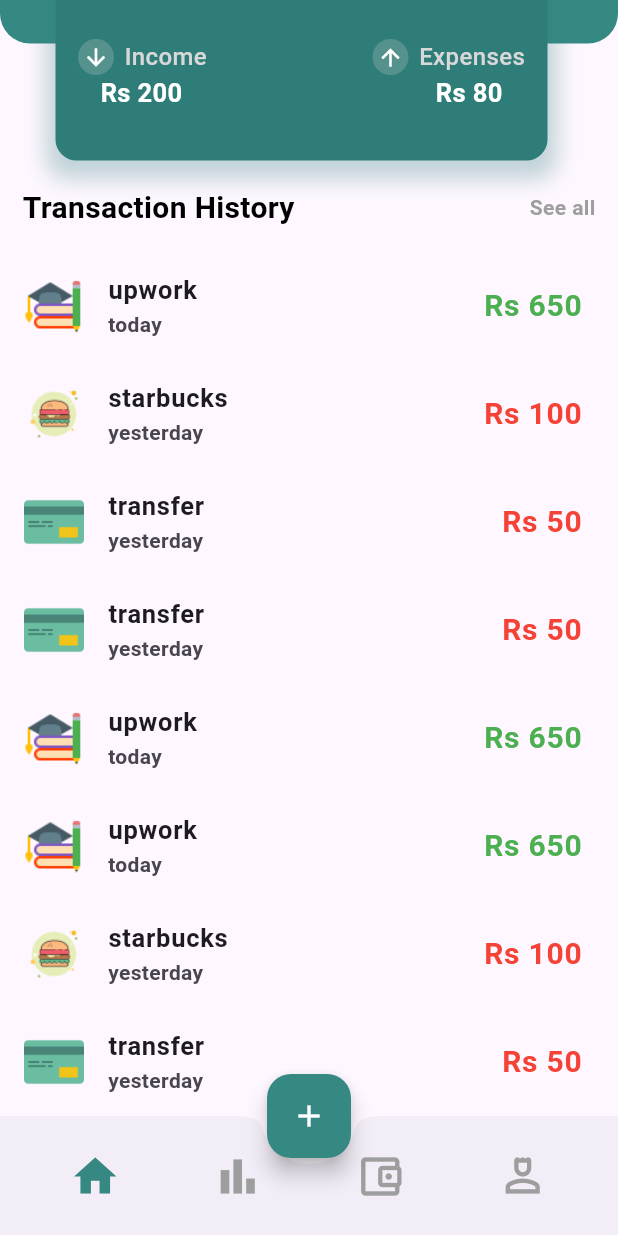
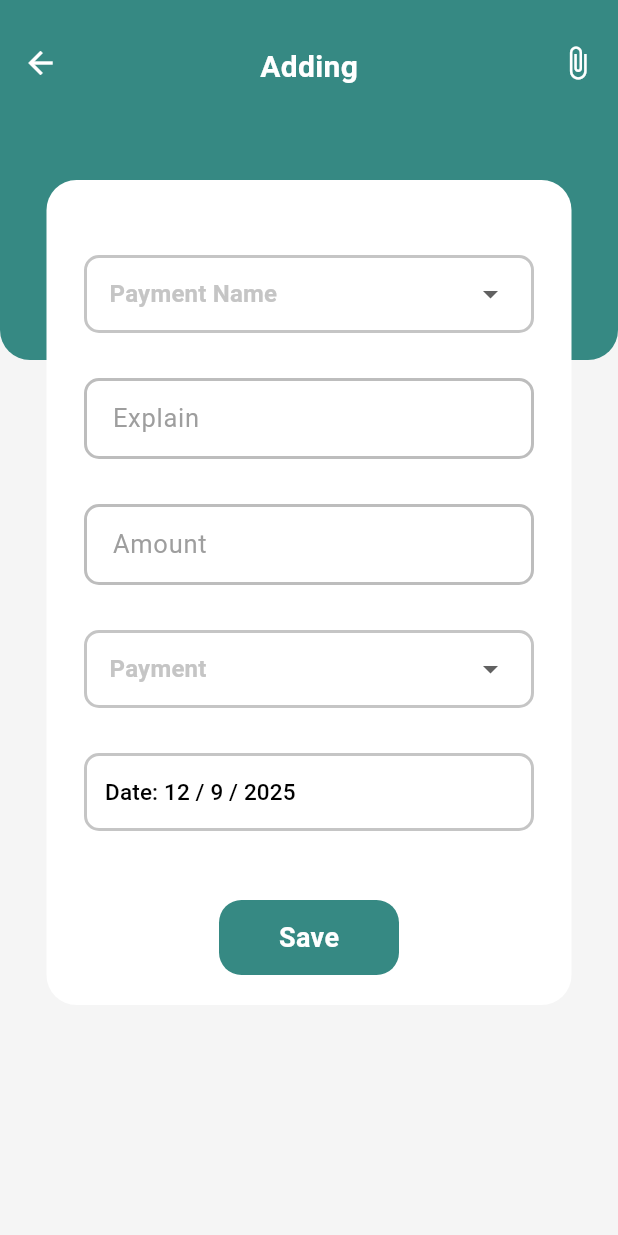
Before and after one commit to Omkharade318/Finance_Management_App, a Flutter app: the screen it shows after launch, scrolled down 211 dp, after a tap on the "add" icon, on a phone screen of 412 x 824 dp. Run offline on Flutter 3.47's test engine with Material 3 defaults, Android fonts, the phone set to English and light mode, and no system bars; our stand-ins replace syncfusion_flutter_charts.

Commit message:
completed the add data UI

```diff
--- a/lib/data/list_data.dart
+++ b/lib/data/list_data.dart
@@ -1,4 +1,3 @@
-
 import 'package:finance/data/money_manage.dart';
 
 List<money> getter(){
@@ -12,7 +11,7 @@ List<money> getter(){
   money starbucks = money();
   starbucks.buy = true;
   starbucks.fee = 'Rs 100';
-  starbucks.image = 'food.png';
+  starbucks.image = 'Food.png';
   starbucks.name = 'starbucks';
   starbucks.time = 'yesterday';
 
--- a/lib/data/top.dart
+++ b/lib/data/top.dart
@@ -11,7 +11,7 @@ List<money> getterTop() {
   money starbucks = money();
   starbucks.buy = true;
   starbucks.fee = '- Rs 100';
-  starbucks.image = 'food.png';
+  starbucks.image = 'Food.png';
   starbucks.name = 'starbucks';
   starbucks.time = 'yesterday';
 
--- /dev/null
+++ b/lib/screens/add.dart
@@ -0,0 +1,388 @@
+import 'package:flutter/material.dart';
+
+class AddScreen extends StatefulWidget {
+  const AddScreen({super.key});
+
+  @override
+  State<AddScreen> createState() => _AddScreenState();
+}
+
+class _AddScreenState extends State<AddScreen> {
+  final TextEditingController _amount = TextEditingController();
+  final TextEditingController _explain = TextEditingController();
+
+  DateTime date = DateTime.now();
+
+  FocusNode ex = FocusNode();
+  FocusNode amount = FocusNode();
+
+  String? selectedItem;
+  String? selectedItem2;
+
+  final List<String> _item = [
+    'Food',
+    'Education',
+    'Transfer',
+    'Transportation',
+  ];
+
+  final List<String> _item2 = [
+    "Income",
+    "Expense",
+  ];
+
+  @override
+  void initState() {
+    super.initState();
+    ex.addListener(() {
+      setState(() {});
+    });
+
+    amount.addListener(() {
+      setState(() {});
+    });
+  }
+
+  @override
+  Widget build(BuildContext context) {
+    return Scaffold(
+      backgroundColor: Colors.grey.shade100,
+      body: SafeArea(
+        child: Stack(
+          alignment: Alignment.center,
+          children: [
+            backgroundContainer(context),
+
+            Positioned(top: 120, child: mainContainer()),
+          ],
+        ),
+      ),
+    );
+  }
+
+  Container mainContainer() {
+    return Container(
+      decoration: BoxDecoration(
+        borderRadius: BorderRadius.circular(20),
+        color: Colors.white,
+      ),
+      height: 550,
+      width: 350,
+      child: Column(
+        children: [
+          SizedBox(height: 50),
+          categoryDropdown(),
+
+          SizedBox(height: 30),
+          explainField(),
+
+          SizedBox(height: 30),
+          amountField(),
+
+          SizedBox(height: 30),
+          paymentCategory(),
+
+          SizedBox(height: 30),
+          dateTime(),
+
+          Spacer(),
+          save(),
+
+          SizedBox(height: 20)
+
+        ],
+      ),
+    );
+  }
+
+  GestureDetector save(){
+    return GestureDetector(
+      onTap: (){
+
+      },
+      child: Container(
+        alignment: Alignment.center,
+        decoration: BoxDecoration(
+            borderRadius: BorderRadius.circular(15),
+            color: Color(0xFF368983)
+        ),
+        width: 120,
+        height: 50,
+        child: Text(
+          "Save",
+          style: TextStyle(
+              fontWeight: FontWeight.w600,
+              color: Colors.white,
+              fontSize: 18
+          ),
+        ),
+      ),
+    );
+  }
+
+  Widget dateTime(){
+    return  Container(
+      alignment: Alignment.bottomLeft,
+      decoration: BoxDecoration(
+          borderRadius: BorderRadius.circular(10),
+          border: Border.all(width: 2, color: Color(0xffC5C5C5))
+      ),
+      width: 300,
+      child: TextButton(
+          onPressed: () async{
+            DateTime? newDate = await showDatePicker(
+                context: context,
+                initialDate: date,
+                firstDate: DateTime(2024),
+                lastDate: DateTime(2100)
+            );
+
+            if (newDate == null) return;
+            setState(() {
+              date = newDate;
+            });
+          },
+          child: Text(
+            "Date: ${date.day} / ${date.month} / ${date.year}",
+            style: TextStyle(
+                fontSize: 15,
+                color: Colors.black
+            ),
+          )
+      ),
+    );
+  }
+  Padding paymentCategory(){
+    return Padding(
+      padding: const EdgeInsets.symmetric(horizontal: 15),
+      child: Container(
+        alignment: Alignment.bottomLeft,
+        padding: EdgeInsets.symmetric(horizontal: 15),
+        width: 300,
+        decoration: BoxDecoration(
+          borderRadius: BorderRadius.circular(10),
+          border: Border.all(width: 2, color: Color(0xffC5C5C5)),
+        ),
+        child: DropdownButton<String>(
+          value: selectedItem2,
+          items: _item2
+              .map(
+                (e) => DropdownMenuItem(
+              value: e,
+              child: Container(
+                child: Row(
+                  children: [
+                    Text(e, style: TextStyle(fontSize: 18)),
+                  ],
+                ),
+              ),
+            ),
+          )
+              .toList(),
+          selectedItemBuilder: (BuildContext context) => _item
+              .map(
+                (e) => Container(
+              child: Row(
+                children: [
+                  Text(e, style: TextStyle(fontSize: 18)),
+                ],
+              ),
+            ),
+          )
+              .toList(),
+          hint: Text(
+            "Payment",
+            style: TextStyle(
+              fontWeight: FontWeight.w600,
+              fontSize: 16,
+              color: Color(0xffC5C5C5),
+            ),
+          ),
+          isExpanded: true,
+          underline: Container(),
+          onChanged: (value) {
+            setState(() {
+              selectedItem2 = value!;
+            });
+          },
+        ),
+      ),
+    );
+  }
+
+  Padding amountField() {
+    return  Padding(
+      padding: const EdgeInsets.symmetric(horizontal: 25),
+      child: TextField(
+        keyboardType: TextInputType.number,
+        focusNode: amount,
+        controller: _amount,
+        decoration: InputDecoration(
+          contentPadding: EdgeInsets.symmetric(
+            horizontal: 15,
+            vertical: 15,
+          ),
+          labelText: "Amount",
+          labelStyle: TextStyle(
+            fontSize: 17,
+            color: Colors.grey.shade500,
+          ),
+
+          enabledBorder: OutlineInputBorder(
+            borderRadius: BorderRadius.circular(10),
+            borderSide: BorderSide(width: 2, color: Colors.grey.shade400),
+          ),
+
+          focusedBorder: OutlineInputBorder(
+            borderRadius: BorderRadius.circular(10),
+            borderSide: BorderSide(width: 2, color: Color(0xff368983)),
+          ),
+        ),
+      ),
+    );
+  }
+
+  Padding explainField() {
+    return Padding(
+      padding: const EdgeInsets.symmetric(horizontal: 25),
+      child: TextField(
+        focusNode: ex,
+        controller: _explain,
+        decoration: InputDecoration(
+          contentPadding: EdgeInsets.symmetric(horizontal: 15, vertical: 15),
+          labelText: "Explain",
+          labelStyle: TextStyle(fontSize: 17, color: Colors.grey.shade500),
+
+          enabledBorder: OutlineInputBorder(
+            borderRadius: BorderRadius.circular(10),
+            borderSide: BorderSide(width: 2, color: Colors.grey.shade400),
+          ),
+
+          focusedBorder: OutlineInputBorder(
+            borderRadius: BorderRadius.circular(10),
+            borderSide: BorderSide(width: 2, color: Color(0xff368983)),
+          ),
+
+        ),
+      ),
+    );
+  }
+
+  Padding categoryDropdown() {
+    return Padding(
+      padding: const EdgeInsets.symmetric(horizontal: 15),
+      child: Container(
+        padding: EdgeInsets.symmetric(horizontal: 15),
+        width: 300,
+        decoration: BoxDecoration(
+          borderRadius: BorderRadius.circular(10),
+          border: Border.all(width: 2, color: Color(0xffC5C5C5)),
+        ),
+        child: DropdownButton<String>(
+          value: selectedItem,
+          items: _item
+              .map(
+                (e) => DropdownMenuItem(
+                  value: e,
+                  child: Container(
+                    child: Row(
+                      children: [
+                        Container(
+                          width: 48,
+                          child: Image.asset('assets/images/${e}.png'),
+                        ),
+
+                        SizedBox(width: 10),
+
+                        Text(e, style: TextStyle(fontSize: 18)),
+                      ],
+                    ),
+                  ),
+                ),
+              )
+              .toList(),
+          selectedItemBuilder: (BuildContext context) => _item
+              .map(
+                (e) => Container(
+                  child: Row(
+                    children: [
+                      Container(
+                        width: 48,
+                        child: Image.asset('assets/images/${e}.png'),
+                      ),
+                      SizedBox(width: 10),
+                      Text(e, style: TextStyle(fontSize: 18)),
+                    ],
+                  ),
+                ),
+              )
+              .toList(),
+          hint: Text(
+            "Payment Name",
+            style: TextStyle(
+              fontWeight: FontWeight.w600,
+              fontSize: 16,
+              color: Color(0xffC5C5C5),
+            ),
+          ),
+          isExpanded: true,
+          underline: Container(),
+          onChanged: (value) {
+            setState(() {
+              selectedItem = value!;
+            });
+          },
+        ),
+      ),
+    );
+  }
+
+  Column backgroundContainer(BuildContext context) {
+    return Column(
+      children: [
+        Container(
+          width: double.infinity,
+          height: 240,
+          decoration: BoxDecoration(
+            color: Color(0xFF368983),
+            borderRadius: BorderRadius.only(
+              bottomLeft: Radius.circular(20),
+              bottomRight: Radius.circular(20),
+            ),
+          ),
+          child: Column(
+            children: [
+              SizedBox(height: 30),
+              Padding(
+                padding: const EdgeInsets.symmetric(horizontal: 15),
+                child: Row(
+                  mainAxisAlignment: MainAxisAlignment.spaceBetween,
+                  crossAxisAlignment: CrossAxisAlignment.start,
+                  children: [
+                    GestureDetector(
+                      onTap: () {
+                        Navigator.of(context).pop();
+                      },
+                      child: Icon(Icons.arrow_back, color: Colors.white),
+                    ),
+
+                    Text(
+                      "Adding",
+                      style: TextStyle(
+                        fontWeight: FontWeight.w600,
+                        fontSize: 20,
+                        color: Colors.white,
+                      ),
+                    ),
+
+                    Icon(Icons.attach_file_outlined, color: Colors.white),
+                  ],
+                ),
+              ),
+            ],
+          ),
+        ),
+      ],
+    );
+  }
+}
--- a/lib/widgets/bottom_navigation.dart
+++ b/lib/widgets/bottom_navigation.dart
@@ -1,5 +1,5 @@
+import 'package:finance/screens/add.dart';
 import 'package:flutter/material.dart';
-
 import '../screens/home.dart';
 import '../screens/statistics.dart';
 
@@ -26,7 +26,8 @@ class _BottomState extends State<Bottom> {
       body: screen[indexColor],
       floatingActionButton: FloatingActionButton(
         onPressed: (){
-
+          Navigator.of(context)
+              .push(MaterialPageRoute(builder: (context) => AddScreen()));
         },
         backgroundColor: Color(0xff368983),
         child: Icon(
```
Also changed, not shown: assets/images/Food.png (added), assets/images/food.png (deleted).
